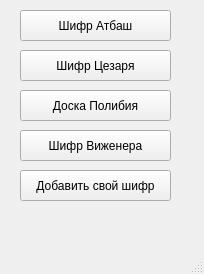
Before: the Qt Designer form uis/main_window.ui in decertos/CipherProgram, drawn with Qt 5.
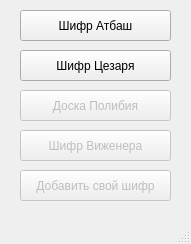
After: the same form once the commit is applied.

What changed in the file:
```diff
--- a/uis/main_window.ui
+++ b/uis/main_window.ui
@@ -6,8 +6,8 @@
    <rect>
     <x>0</x>
     <y>0</y>
-    <width>204</width>
-    <height>274</height>
+    <width>191</width>
+    <height>244</height>
    </rect>
   </property>
   <property name="windowTitle">
@@ -41,6 +41,9 @@
     </property>
    </widget>
    <widget class="QPushButton" name="polibium">
+    <property name="enabled">
+     <bool>false</bool>
+    </property>
     <property name="geometry">
      <rect>
       <x>20</x>
@@ -54,6 +57,9 @@
     </property>
    </widget>
    <widget class="QPushButton" name="vizhener">
+    <property name="enabled">
+     <bool>false</bool>
+    </property>
     <property name="geometry">
      <rect>
       <x>20</x>
@@ -66,7 +72,10 @@
      <string>Шифр Виженера</string>
     </property>
    </widget>
-   <widget class="QPushButton" name="vizhener_2">
+   <widget class="QPushButton" name="custom">
+    <property name="enabled">
+     <bool>false</bool>
+    </property>
     <property name="geometry">
      <rect>
       <x>20</x>
```
Left out of the diff: 4 changed lines with no effect on the pictures.
